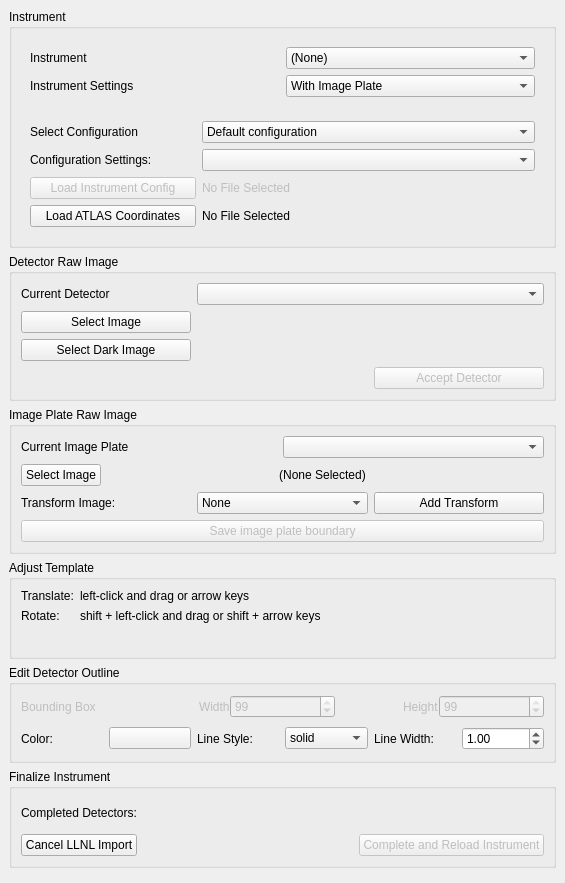
This is hexrdgui/resources/ui/llnl_import_tool_dialog.ui in HEXRD/hexrdgui as Qt 5 draws it before an edit. The edited form follows.
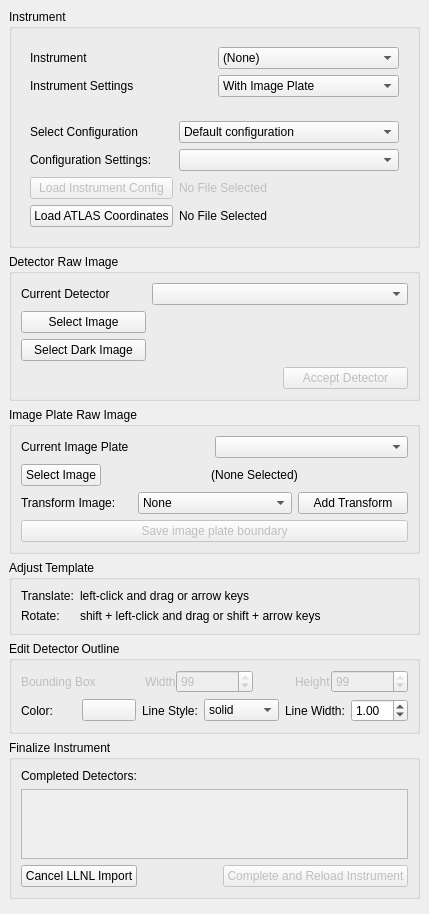
This is the edited form.

Commit message: Include associated file name with completed detector

The edit to the form file:
```diff
--- a/hexrdgui/resources/ui/llnl_import_tool_dialog.ui
+++ b/hexrdgui/resources/ui/llnl_import_tool_dialog.ui
@@ -6,10 +6,22 @@
    <rect>
     <x>0</x>
     <y>0</y>
-    <width>565</width>
+    <width>429</width>
     <height>883</height>
    </rect>
   </property>
+  <property name="sizePolicy">
+   <sizepolicy hsizetype="Preferred" vsizetype="Fixed">
+    <horstretch>0</horstretch>
+    <verstretch>0</verstretch>
+   </sizepolicy>
+  </property>
+  <property name="maximumSize">
+   <size>
+    <width>450</width>
+    <height>524287</height>
+   </size>
+  </property>
   <property name="windowTitle">
    <string>LLNL Import Tool</string>
   </property>
@@ -770,30 +782,7 @@
        <string>Finalize Instrument</string>
       </property>
       <layout class="QGridLayout" name="gridLayout_4">
-       <item row="0" column="0" colspan="2">
-        <widget class="QLabel" name="completed_label">
-         <property name="enabled">
-          <bool>true</bool>
-         </property>
-         <property name="text">
-          <string>Completed Detectors:</string>
-         </property>
-        </widget>
-       </item>
-       <item row="0" column="2">
-        <widget class="QLabel" name="completed_dets_and_ips">
-         <property name="enabled">
-          <bool>true</bool>
-         </property>
-         <property name="text">
-          <string/>
-         </property>
-         <property name="wordWrap">
-          <bool>true</bool>
-         </property>
-        </widget>
-       </item>
-       <item row="1" column="0">
+       <item row="2" column="0">
         <widget class="QPushButton" name="cancel">
          <property name="enabled">
           <bool>true</bool>
@@ -803,20 +792,7 @@
          </property>
         </widget>
        </item>
-       <item row="1" column="1">
-        <spacer name="horizontalSpacer">
-         <property name="orientation">
-          <enum>Qt::Horizontal</enum>
-         </property>
-         <property name="sizeHint" stdset="0">
-          <size>
-           <width>105</width>
-           <height>20</height>
-          </size>
-         </property>
-        </spacer>
-       </item>
-       <item row="1" column="2">
+       <item row="2" column="2">
         <widget class="QPushButton" name="complete">
          <property name="enabled">
           <bool>false</bool>
@@ -826,6 +802,73 @@
          </property>
         </widget>
        </item>
+       <item row="2" column="1">
+        <spacer name="horizontalSpacer">
+         <property name="orientation">
+          <enum>Qt::Horizontal</enum>
+         </property>
+         <property name="sizeHint" stdset="0">
+          <size>
+           <width>105</width>
+           <height>20</height>
+          </size>
+         </property>
+        </spacer>
+       </item>
+       <item row="0" column="0" colspan="2">
+        <widget class="QLabel" name="completed_label">
+         <property name="enabled">
+          <bool>true</bool>
+         </property>
+         <property name="text">
+          <string>Completed Detectors:</string>
+         </property>
+        </widget>
+       </item>
+       <item row="1" column="0" colspan="3">
+        <widget class="QScrollArea" name="completed_dets_and_ips">
+         <property name="sizePolicy">
+          <sizepolicy hsizetype="Expanding" vsizetype="Minimum">
+           <horstretch>0</horstretch>
+           <verstretch>0</verstretch>
+          </sizepolicy>
+         </property>
+         <property name="widgetResizable">
+          <bool>true</bool>
+         </property>
+         <widget class="QWidget" name="completed_dets_and_ips_content">
+          <property name="geometry">
+           <rect>
+            <x>0</x>
+            <y>0</y>
+            <width>385</width>
+            <height>68</height>
+           </rect>
+          </property>
+          <layout class="QVBoxLayout" name="verticalLayout_2">
+           <item>
+            <widget class="QLabel" name="completed_text">
+             <property name="enabled">
+              <bool>true</bool>
+             </property>
+             <property name="sizePolicy">
+              <sizepolicy hsizetype="Preferred" vsizetype="Expanding">
+               <horstretch>0</horstretch>
+               <verstretch>0</verstretch>
+              </sizepolicy>
+             </property>
+             <property name="text">
+              <string/>
+             </property>
+             <property name="wordWrap">
+              <bool>false</bool>
+             </property>
+            </widget>
+           </item>
+          </layout>
+         </widget>
+        </widget>
+       </item>
       </layout>
      </widget>
     </item>
```
The commit also changes 1 other file.
